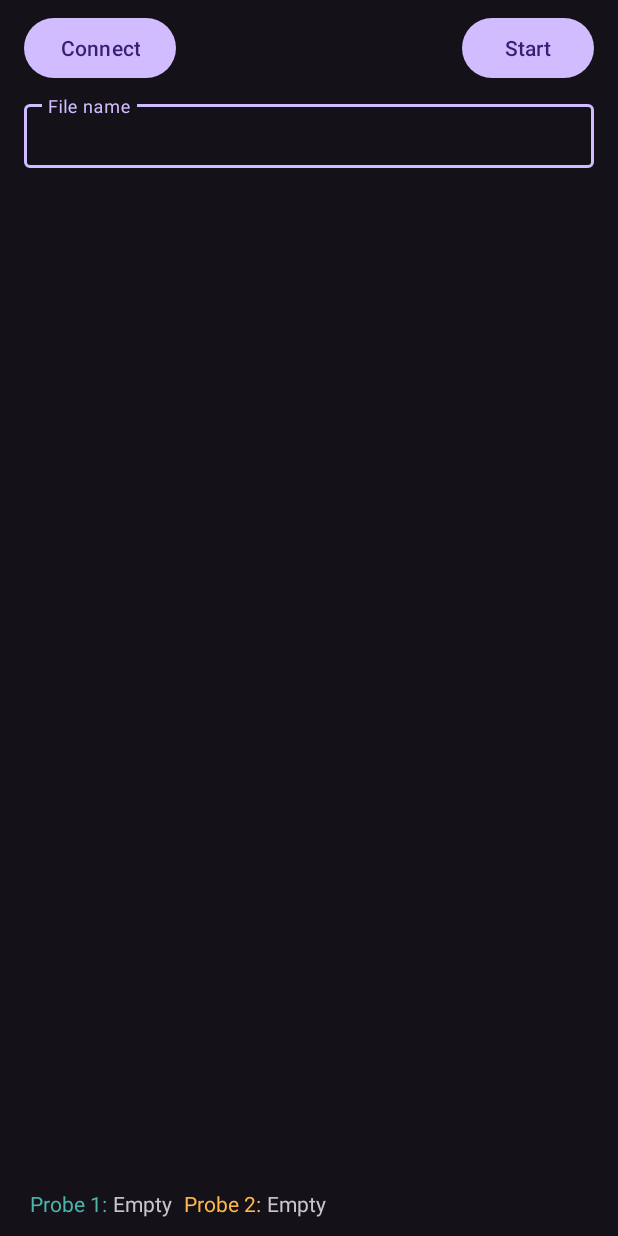
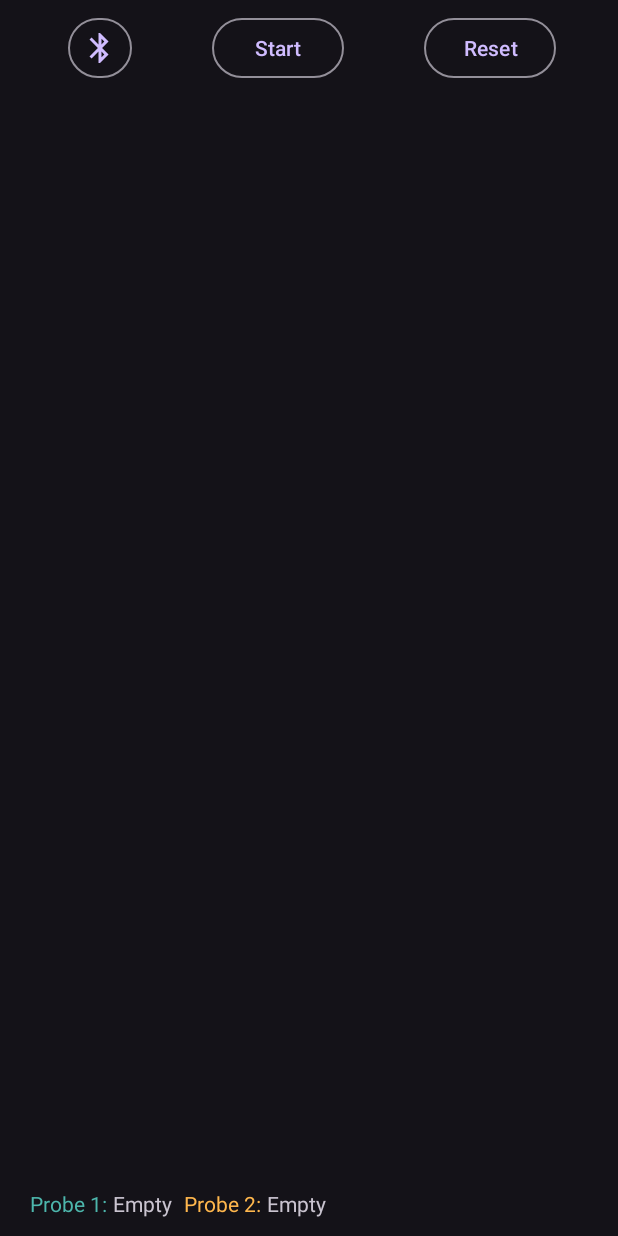
Before and after one commit to ibfleming/FSVT-Android-App, an Android app: the layout activity_main.xml on its own in the app's theme, with its tools: preview values and no code run, on a phone screen of 412 x 824 dp. Run offline under Robolectric (Android 15) with nearby library versions, the phone set to English and light mode, and no system bars.

Commit message:
Improved UI (Reset button), More functionality

```diff
--- a/app/build.gradle.kts
+++ b/app/build.gradle.kts
@@ -49,6 +49,7 @@ dependencies {
     implementation("com.jakewharton.timber:timber:5.0.1")
     implementation("androidx.lifecycle:lifecycle-runtime-ktx:2.6.2")
     implementation("com.github.PhilJay:MPAndroidChart:v3.1.0")
+    implementation("androidx.compose.material3:material3:1.1.2")
 
     //noinspection GradleDependency
     implementation("androidx.core:core-ktx:1.9.0")
--- /dev/null
+++ b/app/src/main/res/drawable/bluetooth.xml
@@ -0,0 +1,5 @@
+<vector android:height="24dp" android:tint="#000000"
+    android:viewportHeight="24" android:viewportWidth="24"
+    android:width="24dp" xmlns:android="http://schemas.android.com/apk/res/android">
+    <path android:fillColor="@android:color/white" android:pathData="M17.71,7.71L12,2h-1v7.59L6.41,5 5,6.41 10.59,12 5,17.59 6.41,19 11,14.41L11,22h1l5.71,-5.71 -4.3,-4.29 4.3,-4.29zM13,5.83l1.88,1.88L13,9.59L13,5.83zM14.88,16.29L13,18.17v-3.76l1.88,1.88z"/>
+</vector>
--- a/app/src/main/res/layout/activity_main.xml
+++ b/app/src/main/res/layout/activity_main.xml
@@ -20,32 +20,44 @@
 
         <Button
             android:id="@+id/Connect_Button"
+            style="@style/Widget.Material3.Button.IconButton.Outlined"
             android:layout_width="wrap_content"
             android:layout_height="wrap_content"
-            android:layout_marginStart="16dp"
-            android:text="@string/Connect_Button"
+            android:padding="0dp"
+            android:paddingStart="9dp"
+            android:paddingEnd="9dp"
+            app:icon="@drawable/bluetooth"
+            app:iconPadding="0dp"
+            app:iconSize="24dp"
+            app:layout_constraintBottom_toBottomOf="parent"
+            app:layout_constraintEnd_toStartOf="@+id/Test_Button"
             app:layout_constraintStart_toStartOf="parent"
+            app:layout_constraintTop_toTopOf="parent"
+            tools:ignore="SpeakableTextPresentCheck" />
+
+        <Button
+            android:id="@+id/Test_Button"
+            style="@style/Widget.Material3.Button.OutlinedButton"
+            android:layout_width="wrap_content"
+            android:layout_height="wrap_content"
+            android:layout_marginStart="8dp"
+            android:text="@string/Start_Program"
+            app:layout_constraintBottom_toBottomOf="parent"
+            app:layout_constraintEnd_toStartOf="@+id/Reset_Button"
+            app:layout_constraintStart_toEndOf="@+id/Connect_Button"
             app:layout_constraintTop_toTopOf="parent" />
 
         <Button
-            android:id="@+id/Test_Button"
+            android:id="@+id/Reset_Button"
+            style="@style/Widget.Material3.Button.OutlinedButton"
             android:layout_width="wrap_content"
             android:layout_height="wrap_content"
-            android:layout_marginEnd="16dp"
-            android:text="@string/Start_Program"
-            app:layout_constraintEnd_toEndOf="parent"
-            app:layout_constraintTop_toTopOf="parent" />
-
-        <Button
-            android:id="@+id/Disconnect_Button"
-            android:layout_width="wrap_content"
-            android:layout_height="wrap_content"
-            android:text="@string/Disconnect_Button"
-            android:visibility="gone"
+            android:layout_marginStart="12dp"
+            android:text="@string/Reset_Button"
             app:layout_constraintBottom_toBottomOf="parent"
             app:layout_constraintEnd_toEndOf="parent"
-            app:layout_constraintStart_toStartOf="parent"
-            app:layout_constraintTop_toBottomOf="parent" />
+            app:layout_constraintStart_toEndOf="@+id/Test_Button"
+            app:layout_constraintTop_toTopOf="parent" />
 
     </androidx.constraintlayout.widget.ConstraintLayout>
 
@@ -56,10 +68,12 @@
         android:layout_marginStart="16dp"
         android:layout_marginTop="8dp"
         android:layout_marginEnd="16dp"
+        android:visibility="gone"
         app:layout_constraintEnd_toEndOf="parent"
         app:layout_constraintHorizontal_bias="0.0"
         app:layout_constraintStart_toStartOf="parent"
-        app:layout_constraintTop_toBottomOf="@+id/Button_Wrapper">
+        app:layout_constraintTop_toBottomOf="@+id/Button_Wrapper"
+        tools:visibility="gone">
 
         <com.google.android.material.textfield.TextInputEditText
             android:id="@+id/Input_Hint"
@@ -147,5 +161,4 @@
 
     </LinearLayout>
 
-
 </androidx.constraintlayout.widget.ConstraintLayout>
--- a/app/src/main/res/values/strings.xml
+++ b/app/src/main/res/values/strings.xml
@@ -3,8 +3,9 @@
     <string name="Connect_Button">Connect</string>
     <string name="Connected_Button">Connected</string>
     <string name="Scanning_Button">Scanning…</string>
+    <string name="Reset_Button">Reset</string>
     <string name="Start_Program">Start</string>
-    <string name="Stop_Program">STOP</string>
+    <string name="Stop_Program">Halt</string>
     <string name="Disconnect_Button">Disconnect</string>
     <string name="Input_Hint">File name</string>
     <string name="Probe1_Label">Probe 1:</string>
```
Also changed, not shown: app/src/main/java/me/ian/fsvt/GraphFragment.kt (+21 -9 lines), app/src/main/java/me/ian/fsvt/GraphUtilities.kt (+69 -47 lines), app/src/main/java/me/ian/fsvt/MainActivity.kt (+33 -26 lines), app/src/main/java/me/ian/fsvt/bluetooth/ConnectionManager.kt (+4 -21 lines).
